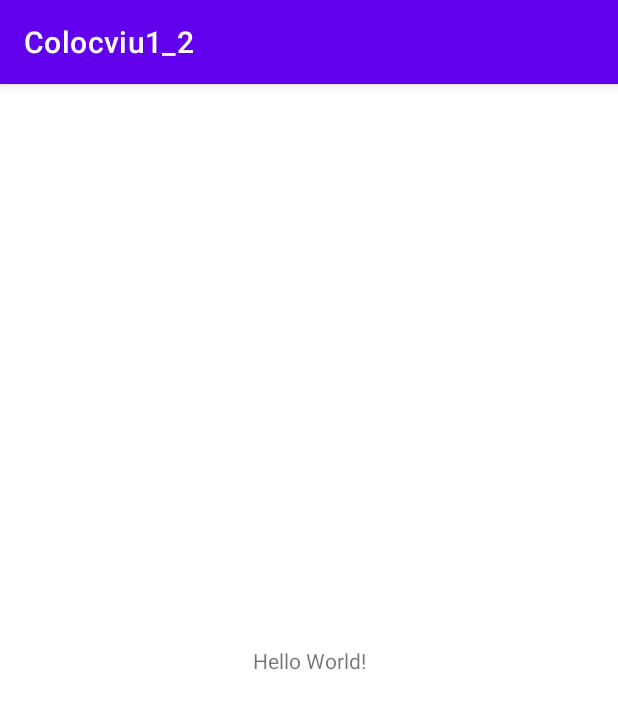
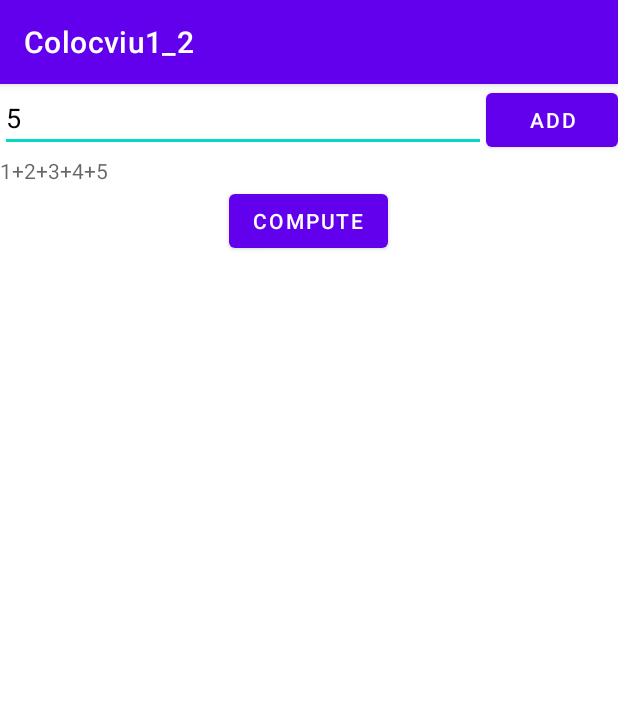
Before and after one commit to mariaandreescu/Colocviu1_2, an Android app: the screen it shows after launch (Colocviu1_2MainActivity), on a phone screen of 412 x 824 dp. Shown: the top 709 px of the screen. Run offline under Robolectric (Android 15) with nearby library versions, the phone set to English and light mode, and no system bars.

Commit message:
'rezolvare A2'

```diff
--- a/app/src/main/res/layout/activity_practical_test01_2_main.xml
+++ b/app/src/main/res/layout/activity_practical_test01_2_main.xml
@@ -1,18 +1,50 @@
 <?xml version="1.0" encoding="utf-8"?>
-<androidx.constraintlayout.widget.ConstraintLayout xmlns:android="http://schemas.android.com/apk/res/android"
+<LinearLayout xmlns:android="http://schemas.android.com/apk/res/android"
     xmlns:app="http://schemas.android.com/apk/res-auto"
     xmlns:tools="http://schemas.android.com/tools"
     android:layout_width="match_parent"
     android:layout_height="match_parent"
+    android:orientation="vertical"
     tools:context=".Colocviu1_2MainActivity">
 
+    <LinearLayout
+        android:layout_width="match_parent"
+        android:layout_height="wrap_content"
+        android:orientation="horizontal">
+
+        <EditText
+            android:id="@+id/next_term"
+            android:layout_width="wrap_content"
+            android:layout_height="wrap_content"
+            android:layout_weight="1"
+            android:text="5"
+            android:textColor="@color/black"
+            app:layout_constraintBottom_toBottomOf="parent"
+            app:layout_constraintLeft_toLeftOf="parent"
+            app:layout_constraintRight_toRightOf="parent"
+            app:layout_constraintTop_toTopOf="parent" />
+
+        <Button
+            android:layout_width="wrap_content"
+            android:layout_height="wrap_content"
+            android:layout_gravity="center"
+            android:text="@string/add_button" />
+
+    </LinearLayout>
+
     <TextView
+        android:layout_width="match_parent"
+        android:layout_height="wrap_content"
+        android:hint="@string/example_sum"
+        android:layout_gravity="center_horizontal"
+        android:text=""
+        android:enabled="false"
+        />
+    <Button
         android:layout_width="wrap_content"
         android:layout_height="wrap_content"
-        android:text="Hello World!"
-        app:layout_constraintBottom_toBottomOf="parent"
-        app:layout_constraintLeft_toLeftOf="parent"
-        app:layout_constraintRight_toRightOf="parent"
-        app:layout_constraintTop_toTopOf="parent" />
+        android:layout_gravity="center"
+        android:text="@string/compute_button" />
 
-</androidx.constraintlayout.widget.ConstraintLayout>
+
+</LinearLayout>
--- a/app/src/main/res/values/strings.xml
+++ b/app/src/main/res/values/strings.xml
@@ -1,3 +1,6 @@
 <resources>
     <string name="app_name">Colocviu1_2</string>
+    <string name="add_button">ADD</string>
+    <string name="compute_button">COMPUTE</string>
+    <string name="example_sum">1+2+3+4+5</string>
 </resources>
```
